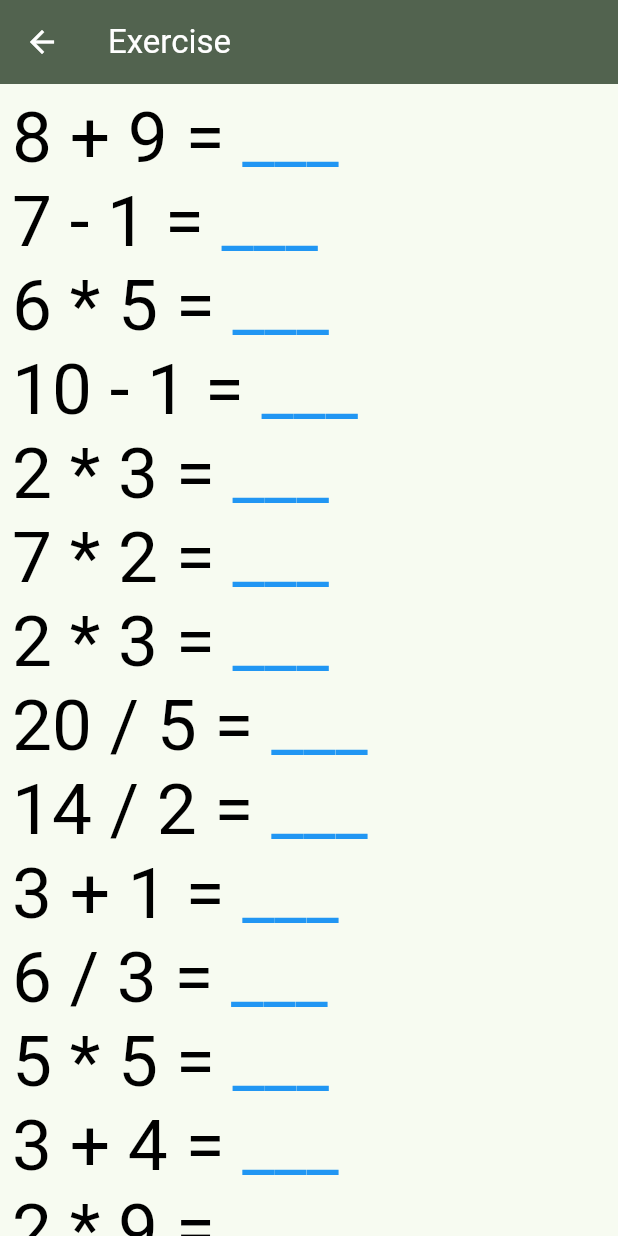
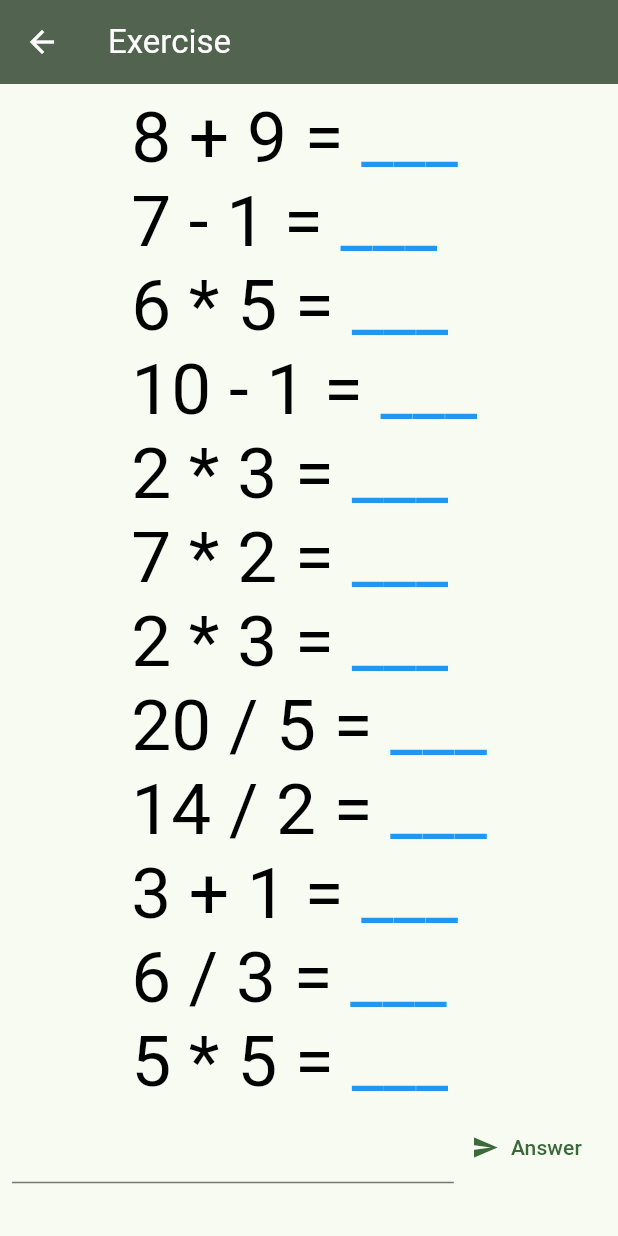
Before and after one commit to loloof64/Hurry-Math, a Flutter app: the screen it shows after launch, after a tap on "New simple exercise", on a phone screen of 412 x 824 dp. Run offline on Flutter 3.47's test engine with Material 2 defaults, Android fonts, the phone set to English and light mode, and no system bars; our stand-ins replace flutter_riverpod.

Commit message:
we can start to answer questions

```diff
--- a/lib/models/question.dart
+++ b/lib/models/question.dart
@@ -37,6 +37,8 @@ class Question {
   void seUserAnswer(int answer) {
     userAnswer = answer;
   }
+
+  bool get answered => userAnswer != null;
 
   RichText getRepresentation(double fontSize) {
     final replacement = userAnswer == null ? hole : userAnswer.toString();
--- a/lib/providers/exercice.dart
+++ b/lib/providers/exercice.dart
@@ -7,6 +7,10 @@ class ExerciceNotifier extends StateNotifier<Exercise?> {
   void loadExercise(Exercise exercise) {
     state = exercise;
   }
+
+  void answerCurrentQuestion(int userAnswer) {
+    state = state?.answerCurrentQuestion(userAnswer);
+  }
 }
 
 final exerciseProvider = StateNotifierProvider<ExerciceNotifier, Exercise?>(
--- a/lib/screens/exercise.dart
+++ b/lib/screens/exercise.dart
@@ -1,4 +1,5 @@
 import 'package:flutter/material.dart';
+import 'package:flutter/services.dart';
 import 'package:flutter_riverpod/flutter_riverpod.dart';
 import 'package:hurry_math/providers/exercice.dart';
 
@@ -10,6 +11,25 @@ class ExerciseScreen extends ConsumerStatefulWidget {
 }
 
 class _ExerciseScreenState extends ConsumerState<ExerciseScreen> {
+  final _answerController = TextEditingController();
+
+  void _answerQuestion() {
+    final enteredAnswer = int.tryParse(_answerController.text.trim());
+    final isANumber = enteredAnswer != null;
+    if (isANumber) {
+      _answerController.clear();
+      ref.read(exerciseProvider.notifier).answerCurrentQuestion(enteredAnswer);
+    } else {
+      _answerController.clear();
+    }
+  }
+
+  @override
+  void dispose() {
+    _answerController.dispose();
+    super.dispose();
+  }
+
   @override
   Widget build(BuildContext context) {
     final exercise = ref.watch(exerciseProvider);
@@ -26,7 +46,12 @@ class _ExerciseScreenState extends ConsumerState<ExerciseScreen> {
             ? const Center(
                 child: Text('No exercise loaded yet.'),
               )
-            : Wrap(
+            : Column(
+                children: [
+                  Flexible(
+                    flex: 9,
+                    child: Wrap(
+                      clipBehavior: Clip.hardEdge,
                       children: [
                         for (final question in exercise.questionsList)
                           LayoutBuilder(
@@ -39,6 +64,32 @@ class _ExerciseScreenState extends ConsumerState<ExerciseScreen> {
                       ],
                     ),
                   ),
+                  Flexible(
+                    flex: 1,
+                    child: Row(
+                      children: [
+                        Expanded(
+                          child: TextField(
+                            controller: _answerController,
+                            keyboardType: TextInputType.number,
+                            autocorrect: false,
+                            enableSuggestions: false,
+                            style: TextStyle(
+                              color: Theme.of(context).colorScheme.primary,
+                            ),
+                          ),
+                        ),
+                        TextButton.icon(
+                          onPressed: _answerQuestion,
+                          icon: const Icon(Icons.send),
+                          label: const Text('Answer'),
+                        ),
+                      ],
+                    ),
+                  )
+                ],
+              ),
+      ),
     );
   }
 }
```
Also changed, not shown: lib/models/exercise.dart (+22 -0 lines). Lines whose indentation alone changed are shown as unchanged.
